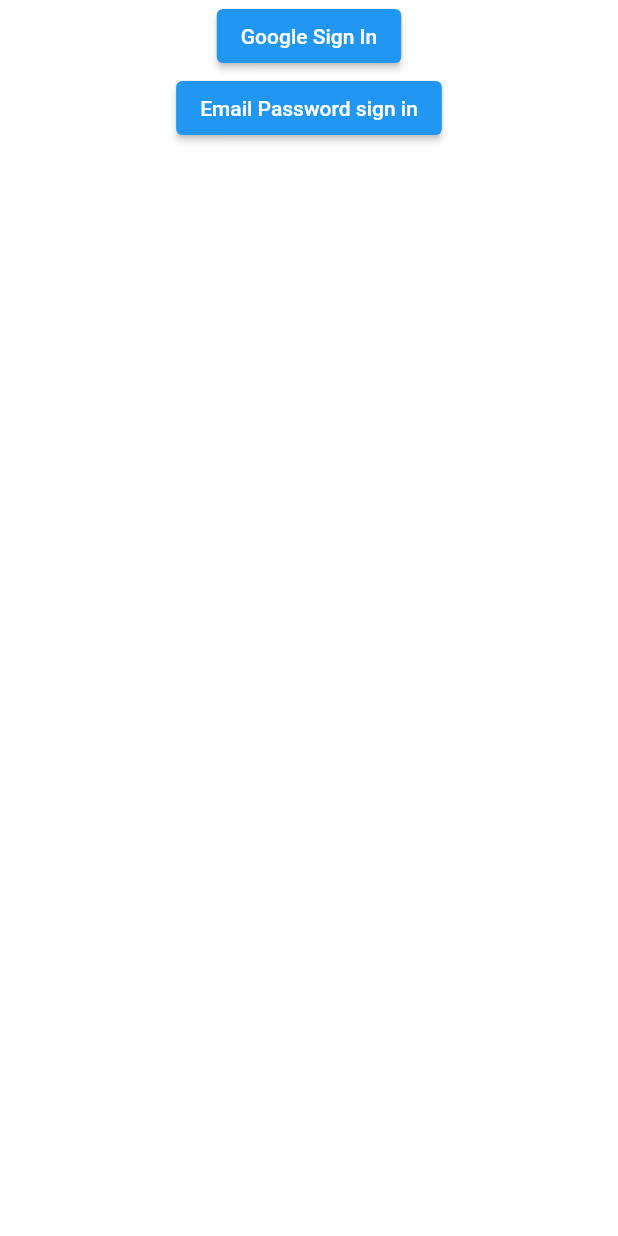
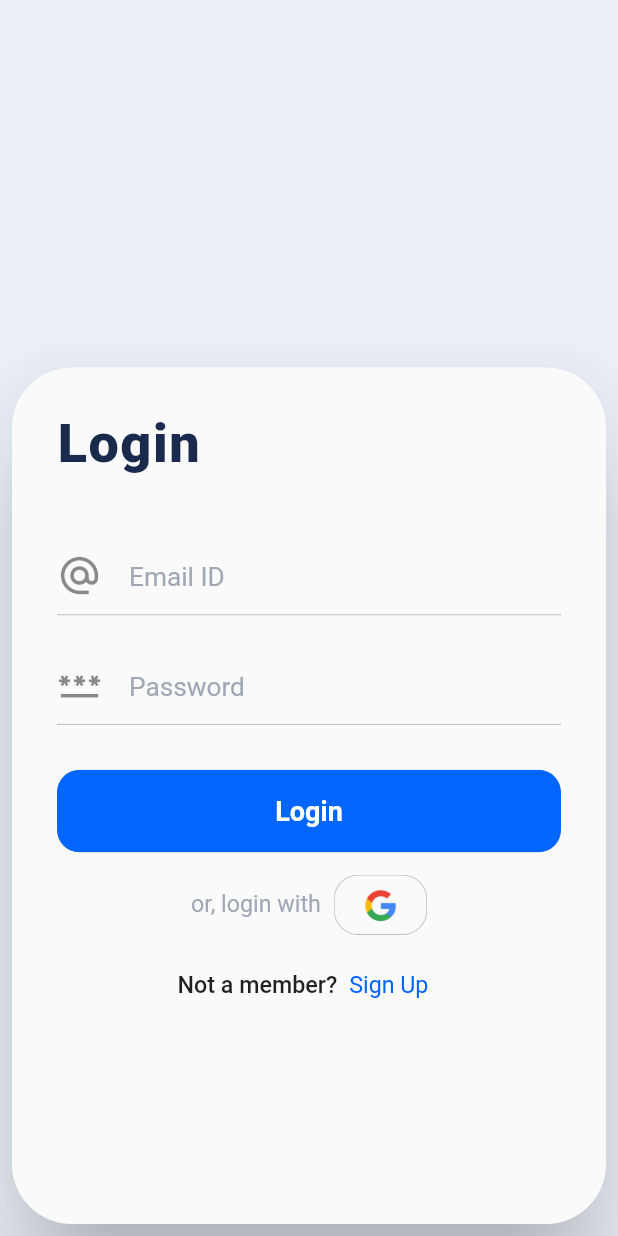
Before and after one commit to tahirgani07/task_bridge, a Flutter app: the screen it shows after launch, on a phone screen of 412 x 824 dp. Run offline on Flutter 3.47's test engine with Material 2 defaults, Android fonts, the phone set to English and light mode, and no system bars; our stand-ins replace another_flushbar, firebase_auth, firebase_core, firebase_storage, flutter_svg, google_sign_in and 1 more; accounts and stored records are empty; project files that could hold a hidden picture were left out.

Commit message:
added sign in and login page with all validation, functionality and design

```diff
--- a/lib/main.dart
+++ b/lib/main.dart
@@ -1,3 +1,4 @@
+import 'package:firebase_auth/firebase_auth.dart';
 import 'package:firebase_core/firebase_core.dart';
 import 'package:flutter/material.dart';
 import 'package:provider/provider.dart';
@@ -17,6 +18,14 @@
     return MultiProvider(
       providers: [
         ChangeNotifierProvider<AuthService>.value(value: AuthService()),
+        StreamProvider<User?>.value(
+          value: AuthService().user,
+          initialData: null,
+          catchError: (context, _) {
+            print("User null!");
+            return null;
+          },
+        )
       ],
       child: MaterialApp(
         debugShowCheckedModeBanner: false,
--- a/lib/screens/authentication/auth_manager.dart
+++ b/lib/screens/authentication/auth_manager.dart
@@ -1,8 +1,8 @@
 import 'package:firebase_auth/firebase_auth.dart';
 import 'package:flutter/material.dart';
 import 'package:provider/provider.dart';
+import 'package:task_bridge/screens/authentication/login.dart';
 import 'package:task_bridge/screens/screen_manager/screen_manager.dart';
-import 'package:task_bridge/screens/sign_up/sign_up.dart';
 
 class AuthManager extends StatelessWidget {
   @override
@@ -16,7 +16,7 @@
           return ScreenManager();
         else if (snapshot.hasError)
           return Center(child: Text("Something went wrong"));
-        return SignUpScreen();
+        return LoginScreen();
       },
     );
   }
--- /dev/null
+++ b/lib/screens/authentication/login.dart
@@ -0,0 +1,241 @@
+import 'package:flutter/material.dart';
+import 'package:flutter_svg/flutter_svg.dart';
+import 'package:provider/provider.dart';
+import 'package:task_bridge/models/authentication/auth.dart';
+import 'package:task_bridge/screens/authentication/auth_manager.dart';
+import 'package:task_bridge/screens/authentication/sign_up.dart';
+
+class LoginScreen extends StatefulWidget {
+  const LoginScreen({Key? key}) : super(key: key);
+
+  @override
+  _LoginScreenState createState() => _LoginScreenState();
+}
+
+class _LoginScreenState extends State<LoginScreen> {
+  TextEditingController _emailCt = TextEditingController();
+  TextEditingController _passwordCt = TextEditingController();
+
+  FocusNode _emailFc = FocusNode();
+  FocusNode _passwordFc = FocusNode();
+
+  final _formKey = GlobalKey<FormState>();
+
+  AuthService? _auth;
+
+  @override
+  Widget build(BuildContext context) {
+    Size _size = MediaQuery.of(context).size;
+    _auth = Provider.of<AuthService>(context);
+
+    return Scaffold(
+      body: SingleChildScrollView(
+        child: Container(
+          height: _size.height,
+          width: _size.width,
+          alignment: Alignment.bottomCenter,
+          padding: EdgeInsets.all(8),
+          color: Color(0xffEAEFF7),
+          child: Material(
+            elevation: 30,
+            borderRadius: BorderRadius.circular(40),
+            child: SingleChildScrollView(
+              child: Container(
+                height: _size.height * 0.693,
+                width: _size.width,
+                padding: EdgeInsets.all(30),
+                child: SingleChildScrollView(
+                  child: Form(
+                    key: _formKey,
+                    child: Column(
+                      crossAxisAlignment: CrossAxisAlignment.start,
+                      children: [
+                        Text(
+                          "Login",
+                          style: TextStyle(
+                            fontSize: 36,
+                            fontWeight: FontWeight.w800,
+                            letterSpacing: 1,
+                            color: Color(0xff192A4D),
+                          ),
+                        ),
+                        SizedBox(height: 40),
+                        _getTextField(
+                          controller: _emailCt,
+                          focusNode: _emailFc,
+                          nextFocusNode: _passwordFc,
+                          label: "Email ID",
+                          icon: Icons.alternate_email,
+                          validator: _emailValidator,
+                        ),
+                        SizedBox(height: 20),
+                        _getTextField(
+                          controller: _passwordCt,
+                          focusNode: _passwordFc,
+                          label: "Password",
+                          icon: Icons.password_outlined,
+                          obscureText: true,
+                          validator: _passwordValidator,
+                        ),
+                        SizedBox(height: 30),
+                        ClipRRect(
+                          borderRadius: BorderRadius.circular(15),
+                          child: MaterialButton(
+                            onPressed: _login,
+                            minWidth: double.infinity,
+                            height: 55,
+                            color: Color(0xff0165FF),
+                            child: (_auth?.isLoading ?? false)
+                                ? CircularProgressIndicator(color: Colors.white)
+                                : Text(
+                                    "Login",
+                                    style: TextStyle(
+                                      color: Colors.white,
+                                      fontSize: 18,
+                                      fontWeight: FontWeight.w600,
+                                    ),
+                                  ),
+                          ),
+                        ),
+                        SizedBox(height: 15),
+                        Row(
+                          mainAxisAlignment: MainAxisAlignment.center,
+                          children: [
+                            Text(
+                              "or, login with ",
+                              style: TextStyle(
+                                  color: Color(0xffA0A8B6), fontSize: 15.5),
+                            ),
+                            SizedBox(width: 5),
+                            InkWell(
+                              borderRadius: BorderRadius.circular(18),
+                              onTap: () async {
+                                await _auth!.signInWithGoogle();
+                              },
+                              child: Image.asset(
+                                "assets/icons/google_icon.png",
+                                height: 40,
+                                fit: BoxFit.fill,
+                              ),
+                            ),
+                          ],
+                        ),
+                        SizedBox(height: 10),
+                        Row(
+                          mainAxisAlignment: MainAxisAlignment.center,
+                          children: [
+                            Text(
+                              "Not a member?",
+                              style: TextStyle(
+                                fontSize: 15.5,
+                                fontWeight: FontWeight.w500,
+                              ),
+                            ),
+                            TextButton(
+                              onPressed: _goToSignUp,
+                              child: Text(
+                                "Sign Up",
+                                style: TextStyle(
+                                  color: Color(0xff0165FF),
+                                  fontSize: 15.5,
+                                  fontWeight: FontWeight.w400,
+                                ),
+                              ),
+                            ),
+                          ],
+                        ),
+                      ],
+                    ),
+                  ),
+                ),
+              ),
+            ),
+          ),
+        ),
+      ),
+    );
+  }
+
+  _login() async {
+    if (_formKey.currentState!.validate()) {
+      await _auth!
+          .loginUserWithEmailAndPassword(_emailCt.text, _passwordCt.text);
+    }
+  }
+
+  String? _emailValidator(String? val) {
+    val = val!.trim();
+    if (val.isEmpty) return "Please enter an email";
+
+    const pattern = r'^[\w-\.]+@([\w-]+\.)+[\w-]{2,4}$';
+    final regExp = RegExp(pattern);
+
+    if (!regExp.hasMatch(val)) return "Email is invalid";
+
+    return null;
+  }
+
+  String? _passwordValidator(String? val) {
+    val = val!.trim();
+    if (val.isEmpty) return "Please enter a password";
+
+    if (val.length < 8) return "Password should contain atleast 8 characters";
+
+    return null;
+  }
+
+  _goToSignUp() {
+    Navigator.of(context).push(
+      MaterialPageRoute(
+        builder: (context) => SignUpScreen(),
+      ),
+    );
+  }
+
+  _getTextField({
+    required TextEditingController controller,
+    required focusNode,
+    required String label,
+    required IconData icon,
+    FocusNode? nextFocusNode,
+    bool obscureText: false,
+    required String? validator(String? val),
+  }) {
+    return Theme(
+      data: Theme.of(context).copyWith(primaryColor: Colors.red),
+      child: TextFormField(
+        controller: controller,
+        focusNode: focusNode,
+        obscureText: obscureText,
+        validator: validator,
+        onEditingComplete: (nextFocusNode == null)
+            ? () => focusNode.unfocus()
+            : () => nextFocusNode.requestFocus(),
+        style: TextStyle(fontSize: 18, fontWeight: FontWeight.w400),
+        textInputAction: (nextFocusNode == null)
+            ? TextInputAction.done
+            : TextInputAction.next,
+        decoration: InputDecoration(
+          enabledBorder: UnderlineInputBorder(
+            borderSide: BorderSide(
+              width: 0.5,
+              color: Color(0xffA0A8B6),
+            ),
+          ),
+          prefixIcon: Container(
+            margin: EdgeInsets.only(right: 18),
+            child: Icon(
+              icon,
+              size: 30,
+            ),
+          ),
+          labelText: label,
+          floatingLabelBehavior: FloatingLabelBehavior.never,
+          contentPadding: EdgeInsets.only(bottom: 15, left: 10),
+          labelStyle: TextStyle(fontSize: 17.5, color: Color(0xffA0A8B6)),
+          alignLabelWithHint: true,
+        ),
+      ),
+    );
+  }
+}
--- a/lib/screens/sign_up/sign_up.dart
+++ /dev/null
@@ -1,34 +0,0 @@
-import 'package:flutter/material.dart';
-import 'package:task_bridge/models/authentication/auth.dart';
-
-class SignUpScreen extends StatefulWidget {
-  const SignUpScreen({Key? key}) : super(key: key);
-
-  @override
-  _SignUpScreenState createState() => _SignUpScreenState();
-}
-
-class _SignUpScreenState extends State<SignUpScreen> {
-  @override
-  Widget build(BuildContext context) {
-    return Center(
-      child: Column(
-        children: [
-          ElevatedButton(
-            child: Text("Google Sign In"),
-            onPressed: () async {
-              await AuthService().signInWithGoogle();
-            },
-          ),
-          ElevatedButton(
-            child: Text("Email Password sign in"),
-            onPressed: () async {
-              await AuthService()
-                  .createUserWithEmailAndPassword("abc@gmail.com", "39918062");
-            },
-          ),
-        ],
-      ),
-    );
-  }
-}
--- a/pubspec.yaml
+++ b/pubspec.yaml
@@ -55,6 +55,7 @@
   # To add assets to your application, add an assets section, like this:
   assets:
     - assets/images/
+    - assets/icons/
   #   - images/a_dot_ham.jpeg
 
   # An image asset can refer to one or more resolution-specific "variants", see
```
Also changed, not shown: lib/models/authentication/auth.dart (+6 -1 lines), lib/models/user/user_model.dart (added, +25 -0 lines), lib/models/user_model.dart (deleted, +0 -7 lines), lib/screens/authentication/sign_up.dart (added, +266 -0 lines), lib/screens/home/home_screen.dart (+4 -4 lines), lib/screens/profile_dialog/profile_dialog.dart (+52 -43 lines), assets/icons/google_icon.png (added), assets/icons/google_icon.svg (added).
